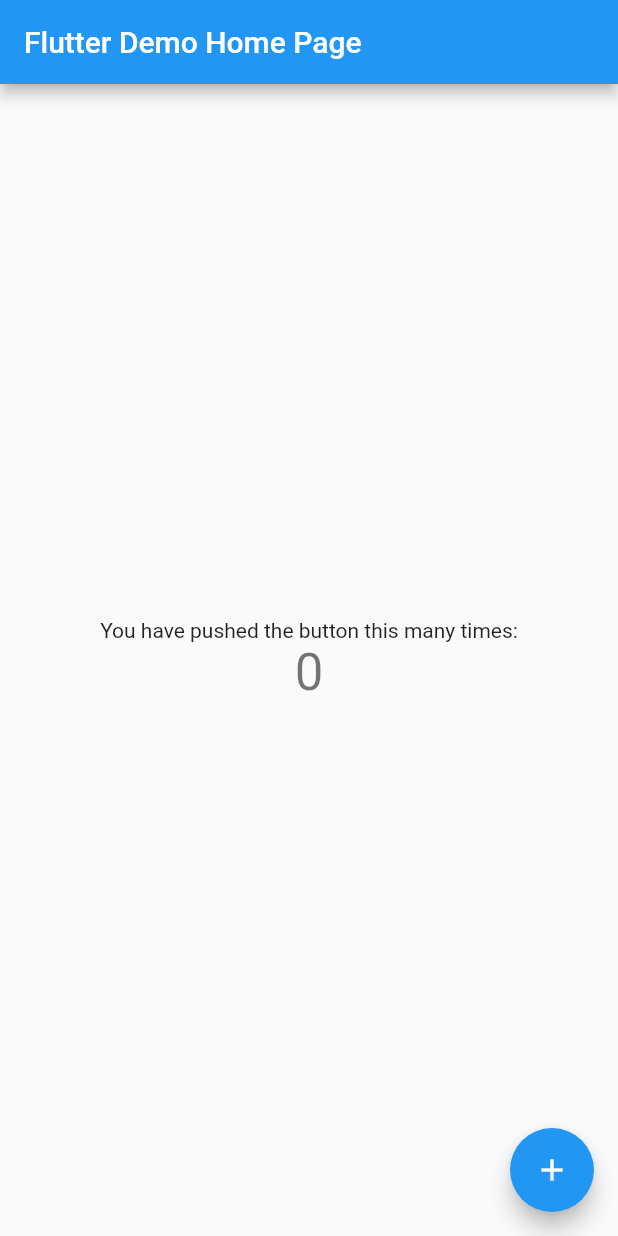
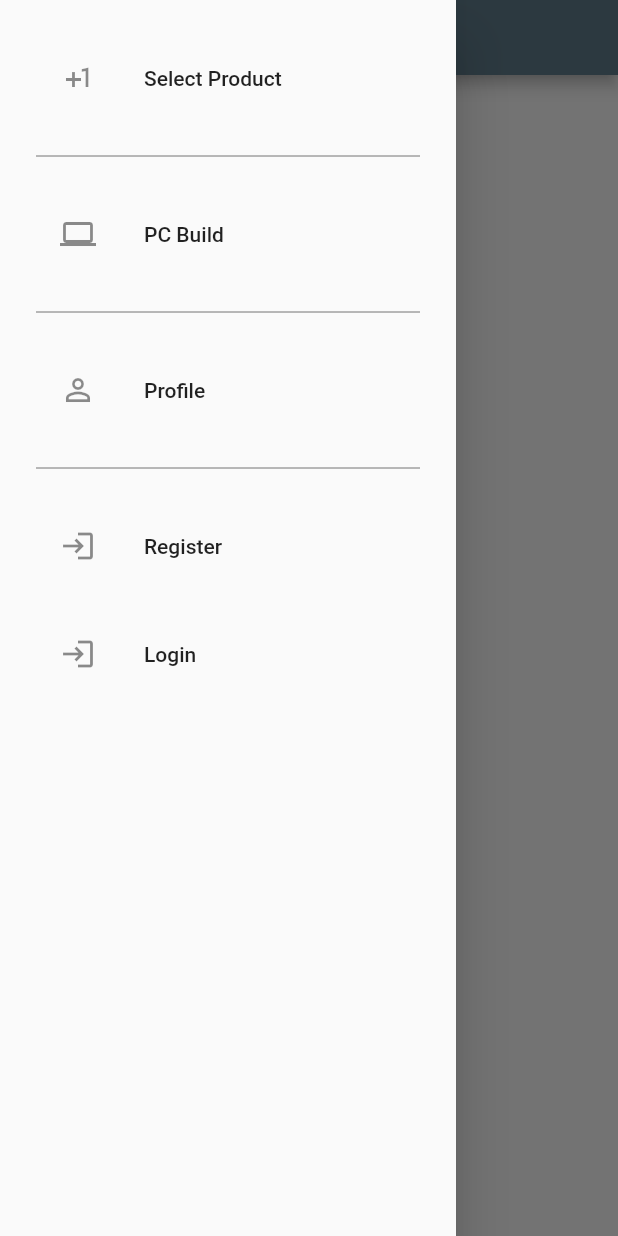
Before and after one commit to ivanandreski/pc-builder-mk-mobile, a Flutter app: the screen it shows after launch, with the side drawer open (before the commit the screen has no drawer), on a phone screen of 412 x 824 dp. Run offline on Flutter 3.47's test engine with Material 2 defaults, Android fonts, the phone set to English and light mode, and no system bars; our stand-ins replace hive_flutter; accounts and stored records are empty.

Commit message:
added initial file structure, base screens

```diff
--- /dev/null
+++ b/lib/domain/models/product.dart
@@ -0,0 +1,3 @@
+class Product {
+
+}
--- /dev/null
+++ b/lib/domain/responses/login_response.dart
@@ -0,0 +1,6 @@
+class LoginResponse {
+  const LoginResponse({required this.success, required this.message});
+
+  final bool success;
+  final String message;
+}
--- /dev/null
+++ b/lib/frontend/screens/select_product_screen.dart
@@ -0,0 +1,41 @@
+import 'package:flutter/material.dart';
+
+import 'package:pc_builder_mk_mobile/frontend/widgets/navigation_drawer.dart';
+
+class SelectProductScreen extends StatefulWidget {
+  static const routeName = '/select-product';
+  static const title = 'Select Product'; // TODO: replace this with the name of the product
+
+  const SelectProductScreen({super.key});
+
+  @override
+  State<StatefulWidget> createState() => SelectProductScreenState();
+}
+
+class SelectProductScreenState extends State<SelectProductScreen> {
+
+  @override
+  Widget build(BuildContext context) {
+    return Scaffold(
+      appBar: PreferredSize(
+        preferredSize: const Size.fromHeight(50),
+        child: _createAppBar(context),
+      ),
+      drawer: const NavigationDrawer(),
+      body: _createBody(context),
+    );
+  }
+
+  Widget _createBody(BuildContext context) {
+    return (
+        const Text(SelectProductScreen.title)
+    );
+  }
+
+  Widget _createAppBar(BuildContext context) {
+    return AppBar(
+      // The title text which will be shown on the action bar
+      title: const Text(SelectProductScreen.title),
+    );
+  }
+}
--- /dev/null
+++ b/lib/frontend/widgets/navigation_drawer.dart
@@ -0,0 +1,85 @@
+import 'package:flutter/material.dart';
+
+import 'package:pc_builder_mk_mobile/frontend/screens/pc_builder_screen.dart';
+import 'package:pc_builder_mk_mobile/frontend/screens/select_product_screen.dart';
+import 'package:pc_builder_mk_mobile/frontend/screens/login_screen.dart';
+import 'package:pc_builder_mk_mobile/frontend/screens/register_screen.dart';
+import 'package:pc_builder_mk_mobile/frontend/screens/profile_screen.dart';
+import 'package:pc_builder_mk_mobile/service/auth_service.dart';
+
+class NavigationDrawer extends StatelessWidget {
+  const NavigationDrawer({Key? key}) : super(key: key);
+
+  @override
+  Widget build(BuildContext context) => Drawer(
+          child: SingleChildScrollView(
+              child: Column(
+        crossAxisAlignment: CrossAxisAlignment.stretch,
+        children: <Widget>[
+          buildHeader(context),
+          buildMenuItems(context),
+        ],
+      )));
+
+  Widget buildHeader(BuildContext context) => Container(
+        padding: EdgeInsets.only(
+          top: MediaQuery.of(context).padding.top,
+        ),
+      );
+
+  Widget buildMenuItems(BuildContext context) => Container(
+      padding: const EdgeInsets.all(24),
+      child: Wrap(
+        runSpacing: 16,
+        children: [
+          ListTile(
+              leading: const Icon(Icons.plus_one_outlined),
+              title: const Text(SelectProductScreen.title),
+              onTap: () {
+                Navigator.pushReplacementNamed(
+                    context, SelectProductScreen.routeName);
+              }),
+          const Divider(color: Colors.black54),
+          ListTile(
+              leading: const Icon(Icons.computer_outlined),
+              title: const Text(PcBuilderScreen.title),
+              onTap: () {
+                Navigator.pushReplacementNamed(
+                    context, PcBuilderScreen.routeName);
+              }),
+          const Divider(color: Colors.black54),
+          ListTile(
+              leading: const Icon(Icons.person_outline),
+              title: const Text(ProfileScreen.title),
+              onTap: () {
+                Navigator.pushReplacementNamed(
+                    context, ProfileScreen.routeName);
+              }),
+          const Divider(color: Colors.black54),
+          if (!AuthService.instance.userIsLoggedIn())
+            ListTile(
+                leading: const Icon(Icons.login),
+                title: const Text(RegisterScreen.title),
+                onTap: () {
+                  Navigator.pushReplacementNamed(
+                      context, RegisterScreen.routeName);
+                }),
+          !AuthService.instance.userIsLoggedIn()
+              ? ListTile(
+                  leading: const Icon(Icons.login),
+                  title: const Text(LoginScreen.title),
+                  onTap: () {
+                    Navigator.pushReplacementNamed(
+                        context, LoginScreen.routeName);
+                  })
+              : ListTile(
+                  leading: const Icon(Icons.home_outlined),
+                  title: const Text('Logout'),
+                  onTap: () {
+                    AuthService.instance.logout();
+                    Navigator.pushReplacementNamed(
+                        context, SelectProductScreen.routeName);
+                  })
+        ],
+      ));
+}
--- a/lib/main.dart
+++ b/lib/main.dart
@@ -1,115 +1,39 @@
 import 'package:flutter/material.dart';
+import 'package:hive_flutter/hive_flutter.dart';
 
-void main() {
+import 'package:pc_builder_mk_mobile/frontend/screens/login_screen.dart';
+import 'package:pc_builder_mk_mobile/frontend/screens/register_screen.dart';
+import 'package:pc_builder_mk_mobile/frontend/screens/profile_screen.dart';
+import 'package:pc_builder_mk_mobile/frontend/screens/pc_builder_screen.dart';
+import 'package:pc_builder_mk_mobile/frontend/screens/select_product_screen.dart';
+import 'package:pc_builder_mk_mobile/frontend/screens/product_details_screen.dart';
+
+Future main() async {
+  WidgetsFlutterBinding.ensureInitialized();
+
+  await Hive.initFlutter();
+  await Hive.openBox('localstorage');
+
   runApp(const MyApp());
 }
 
 class MyApp extends StatelessWidget {
   const MyApp({super.key});
 
-  // This widget is the root of your application.
   @override
   Widget build(BuildContext context) {
     return MaterialApp(
-      title: 'Flutter Demo',
+      title: 'PC Builder MK Mobile - MIS Homework 2',
       theme: ThemeData(
-        // This is the theme of your application.
-        //
-        // Try running your application with "flutter run". You'll see the
-        // application has a blue toolbar. Then, without quitting the app, try
-        // changing the primarySwatch below to Colors.green and then invoke
-        // "hot reload" (press "r" in the console where you ran "flutter run",
-        // or simply save your changes to "hot reload" in a Flutter IDE).
-        // Notice that the counter didn't reset back to zero; the application
-        // is not restarted.
-        primarySwatch: Colors.blue,
+        primarySwatch: Colors.blueGrey,
       ),
-      home: const MyHomePage(title: 'Flutter Demo Home Page'),
-    );
+        initialRoute: SelectProductScreen.routeName, routes: {
+          LoginScreen.routeName: (ctx) => const LoginScreen(),
+          RegisterScreen.routeName: (ctx) => const RegisterScreen(),
+          ProfileScreen.routeName: (ctx) => const ProfileScreen(),
+          PcBuilderScreen.routeName: (ctx) => const PcBuilderScreen(),
+          SelectProductScreen.routeName: (ctx) => const SelectProductScreen(),
+          ProductDetailsScreen.routeName: (ctx) => const ProductDetailsScreen(),
+        });
   }
 }
-
-class MyHomePage extends StatefulWidget {
-  const MyHomePage({super.key, required this.title});
-
-  // This widget is the home page of your application. It is stateful, meaning
-  // that it has a State object (defined below) that contains fields that affect
-  // how it looks.
-
-  // This class is the configuration for the state. It holds the values (in this
-  // case the title) provided by the parent (in this case the App widget) and
-  // used by the build method of the State. Fields in a Widget subclass are
-  // always marked "final".
-
-  final String title;
-
-  @override
-  State<MyHomePage> createState() => _MyHomePageState();
-}
-
-class _MyHomePageState extends State<MyHomePage> {
-  int _counter = 0;
-
-  void _incrementCounter() {
-    setState(() {
-      // This call to setState tells the Flutter framework that something has
-      // changed in this State, which causes it to rerun the build method below
-      // so that the display can reflect the updated values. If we changed
-      // _counter without calling setState(), then the build method would not be
-      // called again, and so nothing would appear to happen.
-      _counter++;
-    });
-  }
-
-  @override
-  Widget build(BuildContext context) {
-    // This method is rerun every time setState is called, for instance as done
-    // by the _incrementCounter method above.
-    //
-    // The Flutter framework has been optimized to make rerunning build methods
-    // fast, so that you can just rebuild anything that needs updating rather
-    // than having to individually change instances of widgets.
-    return Scaffold(
-      appBar: AppBar(
-        // Here we take the value from the MyHomePage object that was created by
-        // the App.build method, and use it to set our appbar title.
-        title: Text(widget.title),
-      ),
-      body: Center(
-        // Center is a layout widget. It takes a single child and positions it
-        // in the middle of the parent.
-        child: Column(
-          // Column is also a layout widget. It takes a list of children and
-          // arranges them vertically. By default, it sizes itself to fit its
-          // children horizontally, and tries to be as tall as its parent.
-          //
-          // Invoke "debug painting" (press "p" in the console, choose the
-          // "Toggle Debug Paint" action from the Flutter Inspector in Android
-          // Studio, or the "Toggle Debug Paint" command in Visual Studio Code)
-          // to see the wireframe for each widget.
-          //
-          // Column has various properties to control how it sizes itself and
-          // how it positions its children. Here we use mainAxisAlignment to
-          // center the children vertically; the main axis here is the vertical
-          // axis because Columns are vertical (the cross axis would be
-          // horizontal).
-          mainAxisAlignment: MainAxisAlignment.center,
-          children: <Widget>[
-            const Text(
-              'You have pushed the button this many times:',
-            ),
-            Text(
-              '$_counter',
-              style: Theme.of(context).textTheme.headline4,
-            ),
-          ],
-        ),
-      ),
-      floatingActionButton: FloatingActionButton(
-        onPressed: _incrementCounter,
-        tooltip: 'Increment',
-        child: const Icon(Icons.add),
-      ), // This trailing comma makes auto-formatting nicer for build methods.
-    );
-  }
-}
--- /dev/null
+++ b/lib/repository/product_datasource_interface.dart
@@ -0,0 +1,5 @@
+import 'package:pc_builder_mk_mobile/domain/models/product.dart';
+
+abstract class ProductDatasourceInterface {
+  List<Product> getProductsByCategory(String category, int page);
+}
--- /dev/null
+++ b/lib/service/auth_service.dart
@@ -0,0 +1,27 @@
+import 'package:hive_flutter/hive_flutter.dart';
+
+import 'package:pc_builder_mk_mobile/domain/responses/login_response.dart';
+
+class AuthService {
+  static final AuthService _instance = AuthService._privateConstructor();
+
+  AuthService._privateConstructor();
+
+  static AuthService get instance => _instance;
+
+  LoginResponse login(String username, String password) {
+    // TODO: make call to api and try to login
+    return const LoginResponse(success: true, message: "Success!");
+  }
+
+  void logout() {
+    final box = Hive.box('localstorage');
+    box.delete('token');
+  }
+
+  bool userIsLoggedIn() {
+    final box = Hive.box('localstorage');
+
+    return box.get('token') != null;
+  }
+}
--- /dev/null
+++ b/lib/utils/constants.dart
@@ -0,0 +1,3 @@
+class Constants {
+  static const String API_URL = "http://127.0.0.1:8080";
+}
```
Also changed, not shown: lib/frontend/screens/login_screen.dart (added, +130 -0 lines), lib/frontend/screens/pc_builder_screen.dart (added, +41 -0 lines), lib/frontend/screens/product_details_screen.dart (added, +41 -0 lines), lib/frontend/screens/profile_screen.dart (added, +41 -0 lines), lib/frontend/screens/register_screen.dart (added, +41 -0 lines), lib/repository/remote_product_datasource.dart (added, +18 -0 lines), lib/service/pc_build_service.dart (added, +7 -0 lines), lib/service/product_service.dart (added, +7 -0 lines), pubspec.yaml (+4 -34 lines), lib/repository/local_product_datasource.dart (added), pubspec.lock, 2 other files.
